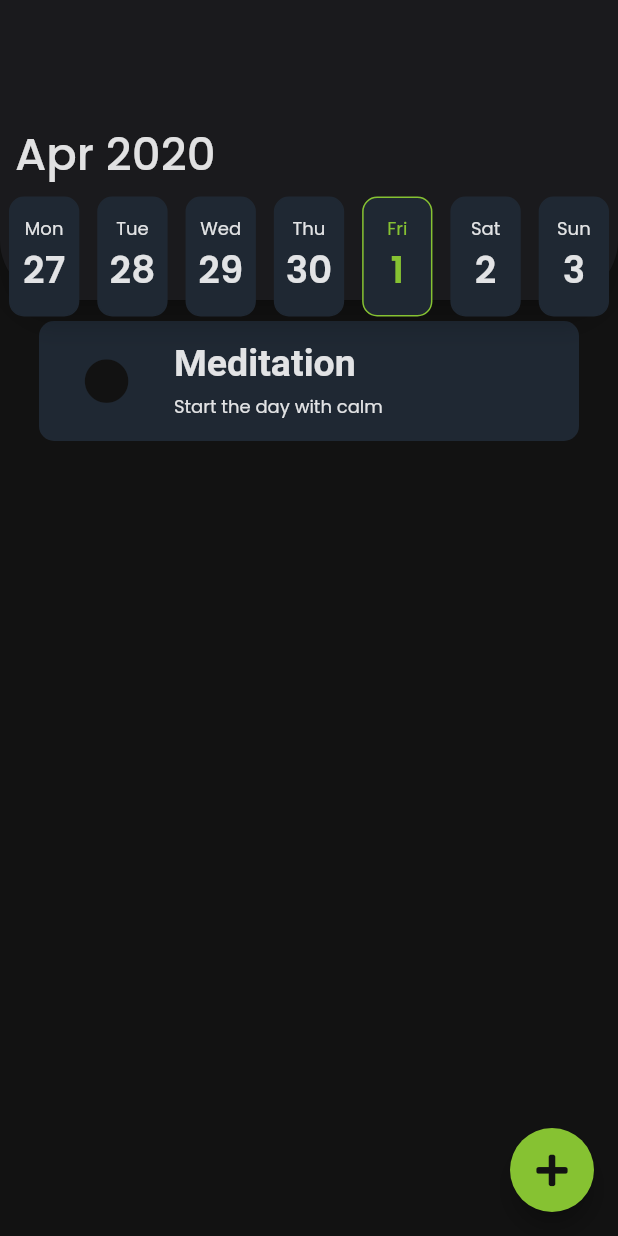
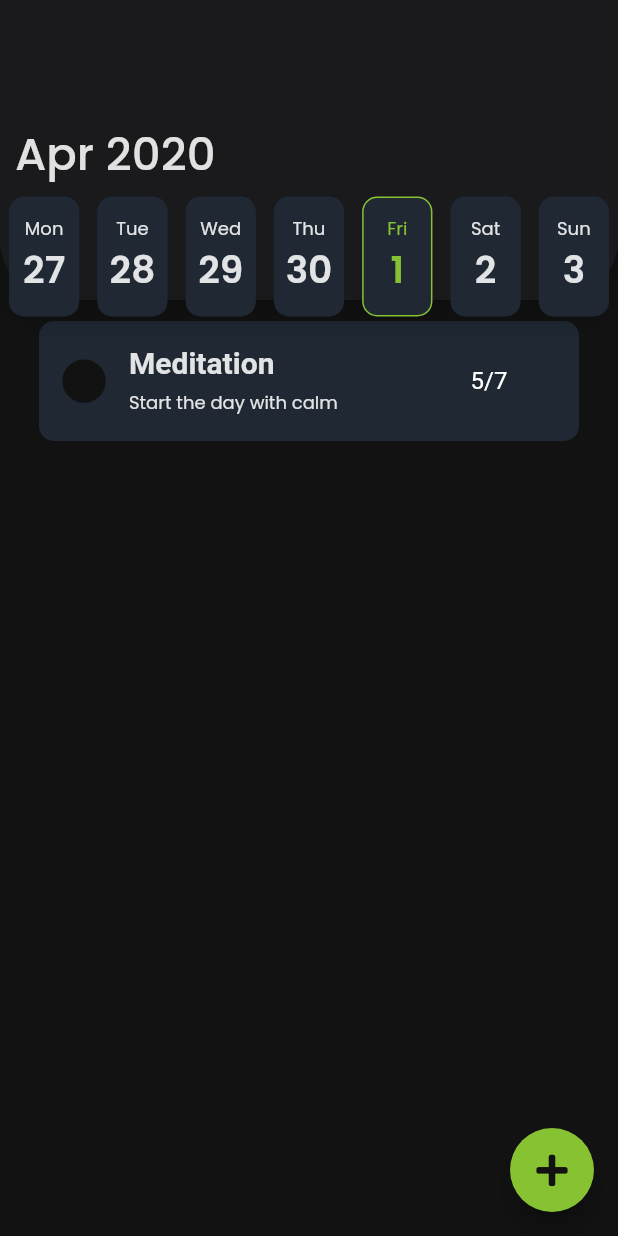
Before and after one commit to SatishBV/Habbit, a Flutter app: the screen it shows after launch, on a phone screen of 412 x 824 dp. Run offline on Flutter 3.47's test engine with Material 2 defaults, Android fonts, the phone set to English and light mode, and no system bars; our stand-ins replace font_awesome_flutter, google_fonts.

```diff
--- a/lib/Constants/styles.dart
+++ b/lib/Constants/styles.dart
@@ -68,15 +68,7 @@ TextStyle get kTitleStyle {
 TextStyle get kHomePageCardTitle {
   return GoogleFonts.roboto(
     color: textColor.withOpacity(0.87),
-    fontSize: 25.0,
-    fontWeight: FontWeight.w600,
-  );
-}
-
-TextStyle get kHomePageCardTitleDark {
-  return GoogleFonts.roboto(
-    color: kPrimaryBlackColor,
-    fontSize: 25.0,
+    fontSize: 20.0,
     fontWeight: FontWeight.w600,
   );
 }
--- a/lib/Views/home_page_card.dart
+++ b/lib/Views/home_page_card.dart
@@ -28,10 +28,8 @@ class _HomePageCardState extends State<HomePageCard> {
           color: kCardColor,
           borderRadius: BorderRadius.circular(10.0),
         ),
-        child: Center(
         child: Row(
           mainAxisAlignment: MainAxisAlignment.spaceEvenly,
-            crossAxisAlignment: CrossAxisAlignment.center,
           children: <Widget>[
             Expanded(
               child: GestureDetector(
@@ -80,8 +78,15 @@ class _HomePageCardState extends State<HomePageCard> {
                 ],
               ),
             ),
+            Expanded(
+              flex: 2,
+              child: Container(
+                child: Center(
+                  child: Text('5/7'),
+                ),
+              ),
+            ),
           ],
-          ),
         ),
       ),
     );
--- a/lib/Views/text_field_view.dart
+++ b/lib/Views/text_field_view.dart
@@ -5,12 +5,10 @@ class HabbitTextField extends StatelessWidget {
   HabbitTextField({
     @required this.controller,
     @required this.placeHolder,
-    @required this.onFinish,
   });
 
   final TextEditingController controller;
   final String placeHolder;
-  final Function onFinish;
 
   @override
   Widget build(BuildContext context) {
@@ -26,9 +24,6 @@ class HabbitTextField extends StatelessWidget {
             style: kTextFieldTextStyle,
             decoration: InputDecoration().copyWith(labelText: placeHolder,),
             autocorrect: false,
-            onSubmitted: (String value) {
-              onFinish(value);
-            },
           ),
         ),
       ),
```
Also changed, not shown: lib/Models/habit.dart (+31 -2 lines), lib/add_habit.dart (+18 -14 lines). Lines whose indentation alone changed are shown as unchanged.
